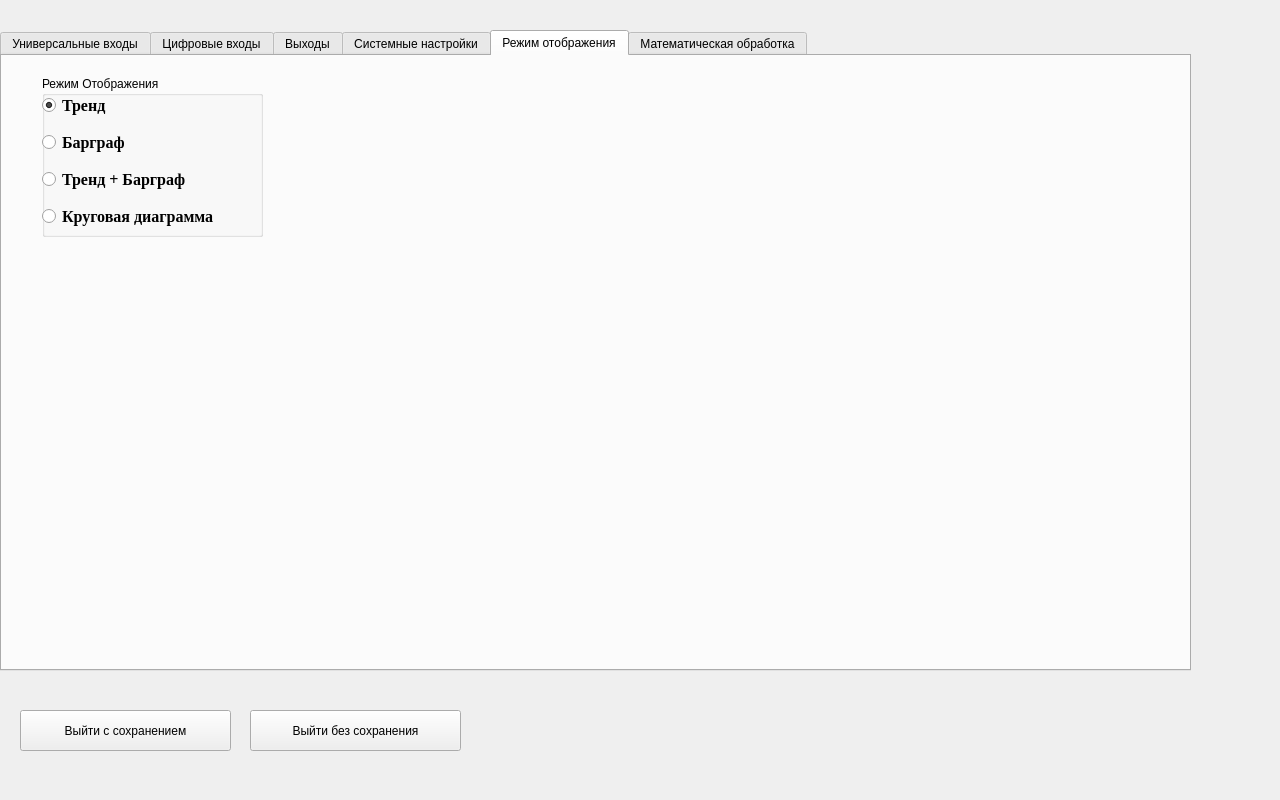
tomyqg/topaz-m, file options.ui: the form before one commit.
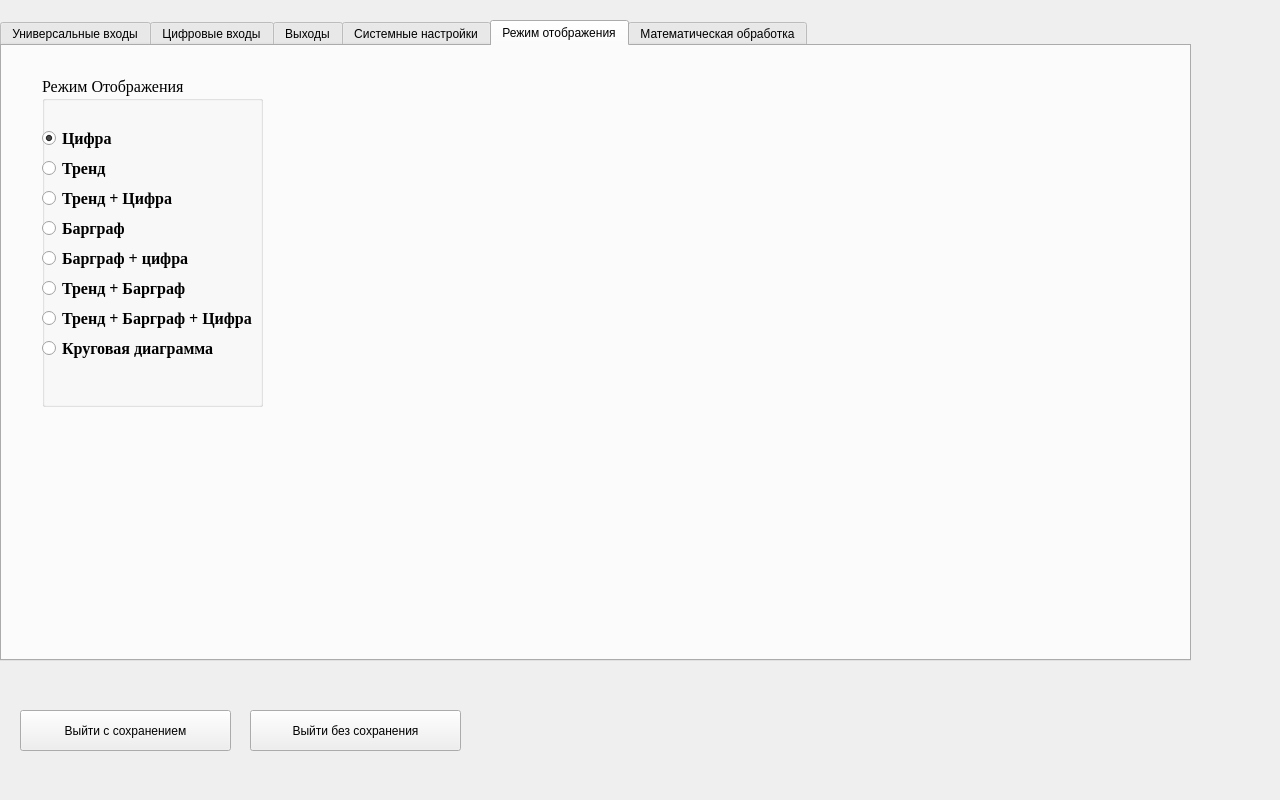
The form after the commit. The open tabs and pages were chosen to show the change.

```diff
--- a/options.ui
+++ b/options.ui
@@ -32,7 +32,7 @@
    <property name="geometry">
     <rect>
      <x>0</x>
-     <y>30</y>
+     <y>20</y>
      <width>1191</width>
      <height>641</height>
     </rect>
@@ -4517,11 +4517,17 @@
      <property name="geometry">
       <rect>
        <x>40</x>
-       <y>20</y>
+       <y>30</y>
        <width>221</width>
-       <height>161</height>
+       <height>331</height>
       </rect>
      </property>
+     <property name="font">
+      <font>
+       <family>Times New Roman</family>
+       <pointsize>12</pointsize>
+      </font>
+     </property>
      <property name="title">
       <string>Режим Отображения</string>
      </property>
@@ -4529,15 +4535,39 @@
       <property name="geometry">
        <rect>
         <x>0</x>
-        <y>10</y>
+        <y>50</y>
         <width>219</width>
-        <height>151</height>
+        <height>241</height>
        </rect>
       </property>
       <layout class="QVBoxLayout" name="verticalLayout_13">
        <property name="spacing">
         <number>5</number>
        </property>
+       <item>
+        <widget class="QRadioButton" name="SetCyfraBtn">
+         <property name="minimumSize">
+          <size>
+           <width>0</width>
+           <height>0</height>
+          </size>
+         </property>
+         <property name="font">
+          <font>
+           <family>Times New Roman</family>
+           <pointsize>12</pointsize>
+           <weight>75</weight>
+           <bold>true</bold>
+          </font>
+         </property>
+         <property name="text">
+          <string>Цифра</string>
+         </property>
+         <property name="checked">
+          <bool>true</bool>
+         </property>
+        </widget>
+       </item>
        <item>
         <widget class="QRadioButton" name="SetTrendsBtn">
          <property name="minimumSize">
@@ -4558,7 +4588,31 @@
           <string>Тренд                 </string>
          </property>
          <property name="checked">
-          <bool>true</bool>
+          <bool>false</bool>
+         </property>
+        </widget>
+       </item>
+       <item>
+        <widget class="QRadioButton" name="SetTrendsCyfraBtn">
+         <property name="minimumSize">
+          <size>
+           <width>0</width>
+           <height>0</height>
+          </size>
+         </property>
+         <property name="font">
+          <font>
+           <family>Times New Roman</family>
+           <pointsize>12</pointsize>
+           <weight>75</weight>
+           <bold>true</bold>
+          </font>
+         </property>
+         <property name="text">
+          <string>Тренд + Цифра      </string>
+         </property>
+         <property name="checked">
+          <bool>false</bool>
          </property>
         </widget>
        </item>
@@ -4580,6 +4634,24 @@
          </property>
         </widget>
        </item>
+       <item>
+        <widget class="QRadioButton" name="SetBarsCyfraBtn">
+         <property name="font">
+          <font>
+           <family>Times New Roman</family>
+           <pointsize>12</pointsize>
+           <weight>75</weight>
+           <bold>true</bold>
+          </font>
+         </property>
+         <property name="text">
+          <string>Барграф + цифра</string>
+         </property>
+         <property name="checked">
+          <bool>false</bool>
+         </property>
+        </widget>
+       </item>
        <item>
         <widget class="QRadioButton" name="SetTrendsBarsBtn">
          <property name="font">
@@ -4595,6 +4667,21 @@
          </property>
         </widget>
        </item>
+       <item>
+        <widget class="QRadioButton" name="SetTrendsBarsCyfraBtn">
+         <property name="font">
+          <font>
+           <family>Times New Roman</family>
+           <pointsize>12</pointsize>
+           <weight>75</weight>
+           <bold>true</bold>
+          </font>
+         </property>
+         <property name="text">
+          <string>Тренд + Барграф + Цифра</string>
+         </property>
+        </widget>
+       </item>
        <item>
         <widget class="QRadioButton" name="SetPolarBtn">
          <property name="font">
```
Left out of the diff: 4 changed lines with no effect on the pictures.
